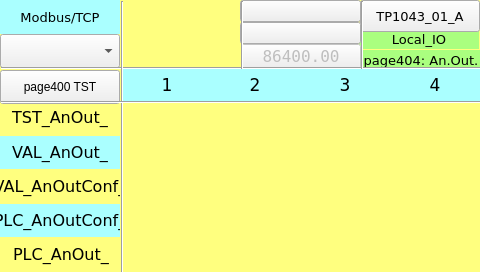
First picture: the form in TP1043_RTU/Local_IO_HMI/page404.ui, repository MECTsrl/mect_apps, before the edit.
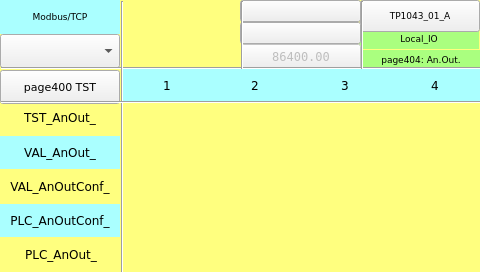
Second picture: the form after the edit. Custom widgets are drawn as their Qt base class.

Commit message: Fonts resize

Patch:
```diff
--- a/TP1043_RTU/Local_IO_HMI/page404.ui
+++ b/TP1043_RTU/Local_IO_HMI/page404.ui
@@ -43,7 +43,7 @@
    <property name="font">
     <font>
      <family>DejaVu Sans</family>
-     <pointsize>10</pointsize>
+  <pointsize>7</pointsize>
     </font>
    </property>
    <property name="styleSheet">
@@ -68,7 +68,7 @@
    <property name="font">
     <font>
      <family>DejaVu Sans</family>
-     <pointsize>10</pointsize>
+  <pointsize>7</pointsize>
     </font>
    </property>
    <property name="styleSheet">
@@ -182,7 +182,7 @@
    <property name="font">
     <font>
      <family>DejaVu Sans</family>
-     <pointsize>10</pointsize>
+  <pointsize>7</pointsize>
      <weight>50</weight>
      <bold>false</bold>
     </font>
@@ -297,7 +297,7 @@
    <property name="font">
     <font>
      <family>DejaVu Sans</family>
-     <pointsize>12</pointsize>
+  <pointsize>9</pointsize>
     </font>
    </property>
    <property name="styleSheet">
@@ -322,7 +322,7 @@
    <property name="font">
     <font>
      <family>DejaVu Sans</family>
-     <pointsize>12</pointsize>
+  <pointsize>9</pointsize>
     </font>
    </property>
    <property name="styleSheet">
@@ -347,7 +347,7 @@
    <property name="font">
     <font>
      <family>DejaVu Sans</family>
-     <pointsize>13</pointsize>
+  <pointsize>9</pointsize>
     </font>
    </property>
    <property name="styleSheet">
@@ -372,7 +372,7 @@
    <property name="font">
     <font>
      <family>DejaVu Sans</family>
-     <pointsize>13</pointsize>
+  <pointsize>9</pointsize>
     </font>
    </property>
    <property name="styleSheet">
@@ -397,7 +397,7 @@
    <property name="font">
     <font>
      <family>DejaVu Sans</family>
-     <pointsize>12</pointsize>
+  <pointsize>9</pointsize>
     </font>
    </property>
    <property name="styleSheet">
@@ -422,7 +422,7 @@
    <property name="font">
     <font>
      <family>DejaVu Sans</family>
-     <pointsize>12</pointsize>
+  <pointsize>9</pointsize>
     </font>
    </property>
    <property name="styleSheet">
@@ -447,7 +447,7 @@
    <property name="font">
     <font>
      <family>DejaVu Sans</family>
-     <pointsize>13</pointsize>
+  <pointsize>9</pointsize>
     </font>
    </property>
    <property name="styleSheet">
@@ -472,7 +472,7 @@
    <property name="font">
     <font>
      <family>DejaVu Sans</family>
-     <pointsize>13</pointsize>
+  <pointsize>9</pointsize>
     </font>
    </property>
    <property name="styleSheet">
@@ -497,7 +497,7 @@
    <property name="font">
     <font>
      <family>DejaVu Sans</family>
-     <pointsize>12</pointsize>
+  <pointsize>9</pointsize>
     </font>
    </property>
    <property name="styleSheet">
@@ -559,6 +559,12 @@
    <property name="apparence">
     <enum>QFrame::Raised</enum>
    </property>
+<property name="font">
+ <font>
+  <family>DejaVu Sans</family>
+  <pointsize>8</pointsize>
+ </font>
+</property>
   </widget>
   <widget class="ATCMlabel" name="atcmLabel_PLC_time">
    <property name="enabled">
@@ -575,7 +581,7 @@
    <property name="font">
     <font>
      <family>DejaVu Sans Mono</family>
-     <pointsize>12</pointsize>
+  <pointsize>9</pointsize>
     </font>
    </property>
    <property name="text">
@@ -691,7 +697,7 @@
    <property name="font">
     <font>
      <family>DejaVu Sans</family>
-     <pointsize>10</pointsize>
+  <pointsize>7</pointsize>
     </font>
    </property>
    <property name="styleSheet">
```
Left out of the diff: 40 changed lines with no effect on the pictures. Lines whose indentation alone changed are shown as unchanged. The commit also changes 70 other files.
